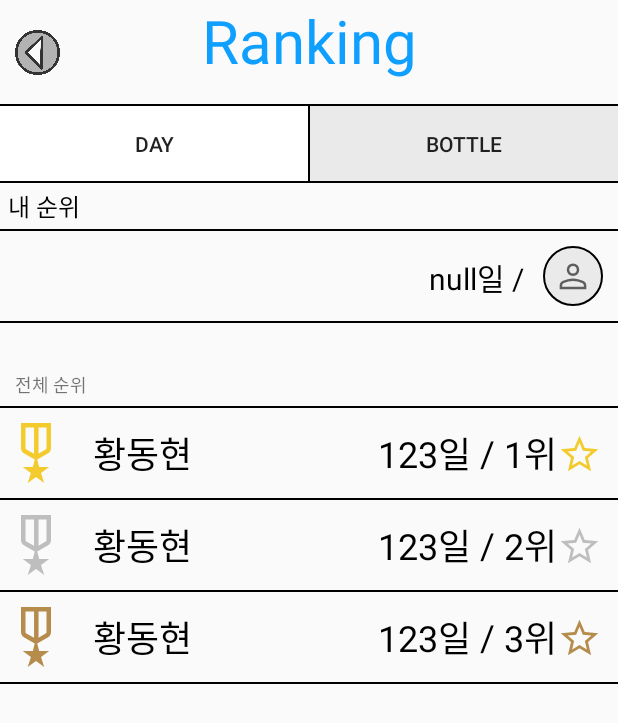
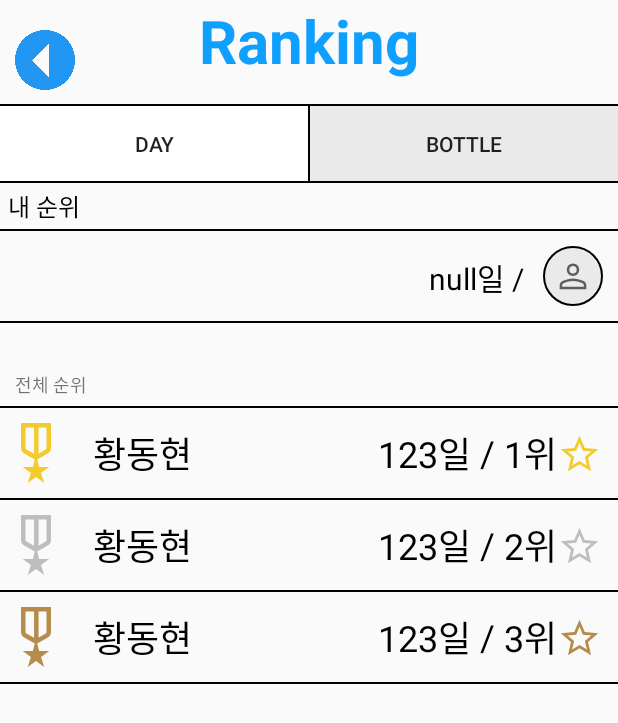
Before and after one commit to jjaehwi/Stopking_, an Android app: the Drink_RankingActivity screen opened directly, with no data from a screen before it, on a phone screen of 412 x 824 dp. Shown: the top 723 px of the screen. Run offline under Robolectric (Android 15) with nearby library versions, the light colour scheme and no system bars; our stand-ins replace Firebase (no records; nobody signed in at launch, a user with empty details on screens opened directly); 2 statements that could not run were skipped.

Commit message:
refactor: 랭킹 액티비티 뒤로가기 버튼 UI 및 위치 수정

```diff
--- a/app/src/main/java/com/sample/stopking_project/Drink_RankingActivity.java
+++ b/app/src/main/java/com/sample/stopking_project/Drink_RankingActivity.java
@@ -60,6 +60,8 @@ public class Drink_RankingActivity extends AppCompatActivity implements View.OnC
         btn_stop_drink_bottle.setOnClickListener(this);
         callFragment(FRAGMENT_DAY, bundle);
 
+
+        backButton.bringToFront(); // z-index를 최상위로
         backButton.setOnClickListener(new View.OnClickListener() {
             @Override
             public void onClick(View view) {
--- a/app/src/main/java/com/sample/stopking_project/Smoke_RankingActivity.java
+++ b/app/src/main/java/com/sample/stopking_project/Smoke_RankingActivity.java
@@ -66,6 +66,7 @@ public class Smoke_RankingActivity extends AppCompatActivity implements View.OnC
         btn_stop_smoke_day.setOnClickListener(this);
         btn_stop_smoke_pack.setOnClickListener(this);
         callFragment(FRAGMENT_DAY, bundle);
+        backButton.bringToFront();
 
         backButton.setOnClickListener(new View.OnClickListener() {
             @Override
--- a/app/src/main/res/layout/activity_drink_ranking.xml
+++ b/app/src/main/res/layout/activity_drink_ranking.xml
@@ -5,6 +5,16 @@
     android:layout_width="match_parent"
     android:layout_height="match_parent"
     tools:context=".Drink_RankingActivity">
+
+    <ImageView
+        android:id="@+id/btn_back"
+        android:layout_height="40dp"
+        android:layout_width="40dp"
+        android:layout_marginLeft="10dp"
+        android:layout_marginTop="20dp"
+        android:src="@drawable/back_button_image"
+        app:tint="#2196F3"
+        ></ImageView>
 
 
     <ScrollView
@@ -24,14 +34,7 @@
         android:layout_height="match_parent"
         android:layout_below="@+id/linearLayout" />
 
-    <ImageView
-        android:id="@+id/btn_back"
-        android:layout_height="30dp"
-        android:layout_width="30dp"
-        android:layout_marginLeft="10dp"
-        android:layout_marginTop="20dp"
-        android:background="@drawable/back_button_image"
-        ></ImageView>
+
 
     <LinearLayout
         android:layout_width="match_parent"
@@ -47,6 +50,7 @@
         android:text="@string/Ranking_title"
         android:gravity="center"
         android:textSize="40dp"
+        android:textStyle="bold"
         android:textColor="#0F9FFF"
         ></TextView>
 
```
Also changed, not shown: app/src/main/res/layout/activity_smoke_ranking.xml (+13 -8 lines).
